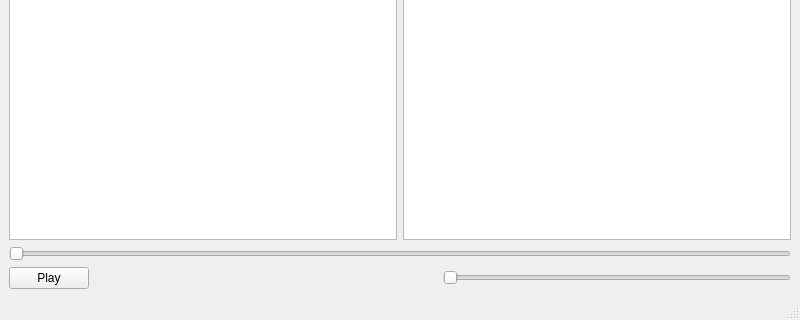
The window that src/ui-element/MainWindow.ui (Otakukingdom/Nodoka) describes before a commit, drawn with Qt 5; both pictures show x 0 to 800 and y 280 to 600 of the 800 by 600 pixel window.
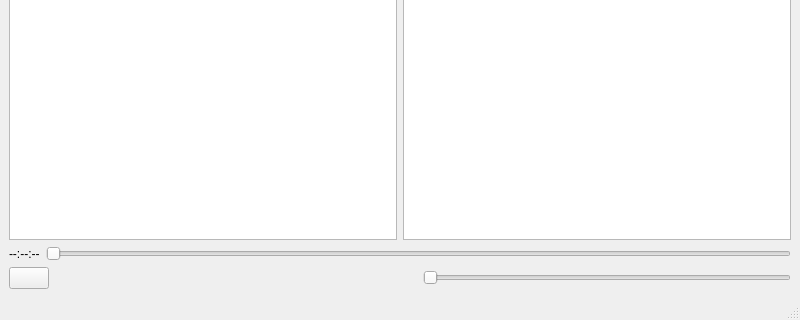
The same window after the commit. Icons and pictures are not drawn.

Commit message: set up icons

The edit to the form file:
```diff
--- a/src/ui-element/MainWindow.ui
+++ b/src/ui-element/MainWindow.ui
@@ -43,18 +43,39 @@
      </layout>
     </item>
     <item>
+     <layout class="QHBoxLayout" name="horizontalLayout">
+      <item>
+       <widget class="QLabel" name="timeLabel">
+        <property name="text">
+         <string>--:--:--</string>
+        </property>
+       </widget>
+      </item>
+      <item>
      <widget class="QSlider" name="progressSlider">
       <property name="orientation">
        <enum>Qt::Horizontal</enum>
       </property>
      </widget>
     </item>
+     </layout>
+    </item>
     <item>
      <layout class="QHBoxLayout" name="controlButtons">
       <item>
        <widget class="QPushButton" name="playButton">
         <property name="text">
-         <string>Play</string>
+         <string/>
+        </property>
+        <property name="icon">
+         <iconset resource="../../icons.qrc">
+          <normaloff>:/icons/play.png</normaloff>:/icons/play.png</iconset>
+        </property>
+        <property name="iconSize">
+         <size>
+          <width>32</width>
+          <height>32</height>
+         </size>
         </property>
        </widget>
       </item>
```
Left out of the diff: 6 changed lines with no effect on the pictures. Lines whose indentation alone changed are shown as unchanged. The commit also changes 6 other files.
